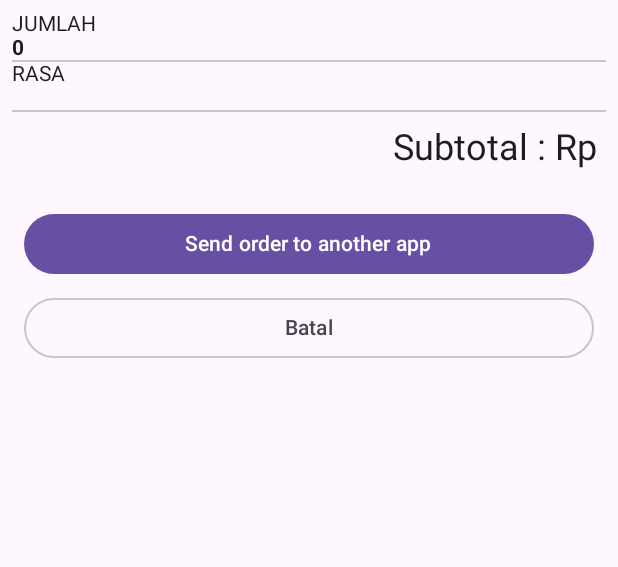
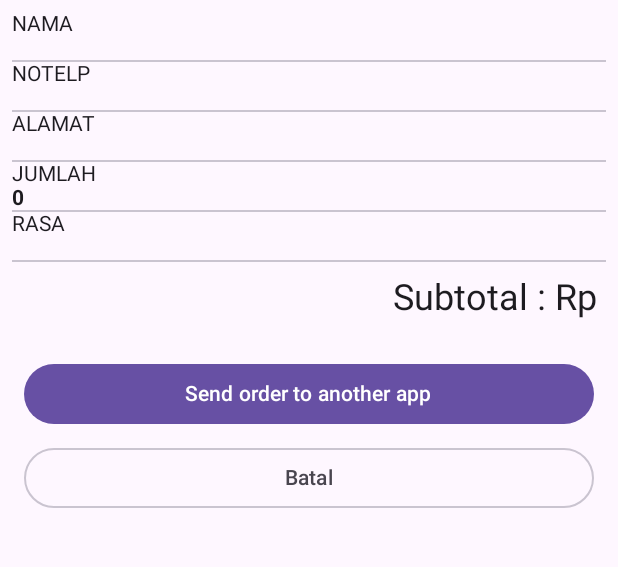
Before and after one commit to DhiyaUlhaqKhairunnisa00/014_NavigationWithData, an Android app built with Jetpack Compose: the Summary screen opened through its navigation route, on a phone screen of 412 x 824 dp, the part 96-663 px from its top. Run offline under Robolectric (Android 15) with nearby library versions, the light colour scheme and no system bars; missing, so only their content is drawn: Activity5Theme.

Commit message:
add list of nama, no hp, alamat

```diff
--- a/app/src/main/java/com/example/activity5/ui/theme/HalamanDua.kt
+++ b/app/src/main/java/com/example/activity5/ui/theme/HalamanDua.kt
@@ -29,6 +29,9 @@ fun HalamanDua(
     modifier: Modifier = Modifier
 ){
     val items = listOf(
+        Pair(stringResource(R.string.namaCostumer), orderUiState.namaCostumer),
+        Pair(stringResource(R.string.noTelepon), orderUiState.noHP),
+        Pair(stringResource(R.string.Alamat), orderUiState.alamat),
         Pair(stringResource(R.string.quantity), orderUiState.jumlah),
         Pair(stringResource(R.string.flavor), orderUiState.rasa)
     )
--- a/app/src/main/java/com/example/activity5/ui/theme/PengelolaHalaman.kt
+++ b/app/src/main/java/com/example/activity5/ui/theme/PengelolaHalaman.kt
@@ -35,6 +35,7 @@ enum class PengelolaHalaman {
     Costumer,
 }
 
+@OptIn(ExperimentalMaterial3Api::class)
 @Composable
 fun EsJumboAppBar(
     bisaNavigasiBack: Boolean,
--- a/app/src/main/res/values/strings.xml
+++ b/app/src/main/res/values/strings.xml
@@ -16,4 +16,6 @@
     <string name="subtotal_price">Subtotal : Rp %s</string>
     <string name="total_price">Total %s</string>
     <string name="namaCostumer">Nama</string>
+    <string name="noTelepon">NoTelp</string>
+    <string name="Alamat">alamat</string>
 </resources>
```
